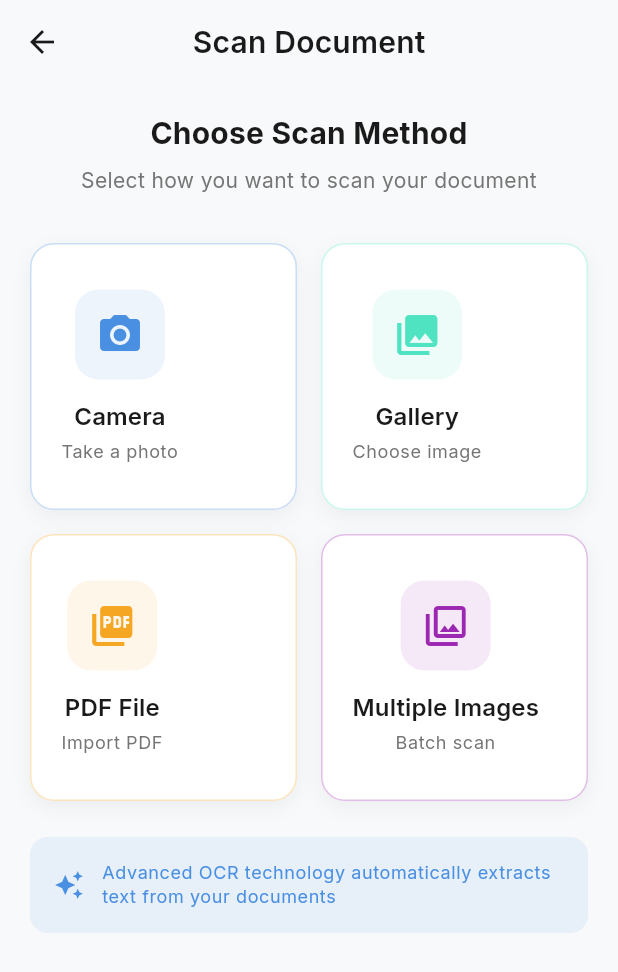
After one commit to Rohit-Chandra-007/flutter_ocr_app, a Flutter app: the ScanOptionsScreen screen opened directly, after a tap on "Multiple Images", on a phone screen of 412 x 824 dp. The commit adds this screen. Shown: the top 972 px of the screen. Run offline on Flutter 3.47's test engine with Material 3 defaults, Android fonts, the phone set to English and light mode, and no system bars; drawn by our look-alikes of flutter_animate; our stand-ins replace camera, file_picker, flutter_riverpod, google_fonts, image_picker, lottie and 3 more; missing offline and left inert: google_mlkit_text_recognition, pdfx; accounts and stored records are empty.

Commit message:
ui issue fixed

```diff
--- /dev/null
+++ b/lib/features/camera/screens/scan_options_screen.dart
@@ -0,0 +1,458 @@
+import 'package:flutter/material.dart';
+import 'package:flutter_riverpod/flutter_riverpod.dart';
+import 'package:flutter_animate/flutter_animate.dart';
+import 'package:image_picker/image_picker.dart';
+import 'package:file_picker/file_picker.dart';
+import 'dart:io';
+
+import '../../../app/theme/app_theme.dart';
+import '../../../core/models/scan_document.dart';
+import '../../../features/ocr/services/ocr_service.dart';
+import '../../../features/ocr/services/pdf_service.dart';
+import '../../scan_history/providers/scan_history_provider.dart';
+
+class ScanOptionsScreen extends ConsumerStatefulWidget {
+  const ScanOptionsScreen({super.key});
+
+  @override
+  ConsumerState<ScanOptionsScreen> createState() => _ScanOptionsScreenState();
+}
+
+class _ScanOptionsScreenState extends ConsumerState<ScanOptionsScreen> {
+  bool _isProcessing = false;
+  double _processingProgress = 0.0;
+
+  Future<void> _pickAndProcessImage(ImageSource source) async {
+    try {
+      setState(() => _isProcessing = true);
+
+      final ImagePicker picker = ImagePicker();
+      final XFile? image = await picker.pickImage(source: source);
+
+      if (image != null) {
+        await _processImageFile(image.path, [image.path]);
+      }
+    } catch (e) {
+      _showError('Failed to process image: ${e.toString()}');
+    } finally {
+      setState(() => _isProcessing = false);
+    }
+  }
+
+  Future<void> _pickAndProcessMultipleImages() async {
+    try {
+      setState(() => _isProcessing = true);
+
+      final result = await FilePicker.platform.pickFiles(
+        type: FileType.image,
+        allowMultiple: true,
+      );
+
+      if (result != null && result.files.isNotEmpty) {
+        final files = result.files.where((file) => file.path != null).toList();
+
+        if (files.isEmpty) {
+          _showError('No valid images selected');
+          return;
+        }
+
+        // Show processing dialog with progress
+        _showProcessingDialog(showProgress: true, customMessage: 'Processing ${files.length} images...');
+
+        String combinedText = '';
+        List<String> imagePaths = [];
+
+        for (int i = 0; i < files.length; i++) {
+          // Update progress
+          setState(() => _processingProgress = (i + 1) / files.length);
+
+          // Extract text from each image
+          final text = await OCRService.extractTextFromImage(files[i].path!);
+          if (text.isNotEmpty) {
+            combinedText += '--- Page ${i + 1} ---\n$text\n\n';
+          }
+          imagePaths.add(files[i].path!);
+        }
+
+        // Create document title from first few words or use default
+        String title = 'Multi-page Document (${files.length} pages)';
+        if (combinedText.isNotEmpty) {
+          final words = combinedText.split(' ').take(4).join(' ');
+          if (words.isNotEmpty) {
+            title = words.length > 30 ? '${words.substring(0, 30)}...' : words;
+          }
+        }
+
+        // Create scan document
+        final document = ScanDocument(
+          title: title,
+          extractedText: combinedText,
+          imagePaths: imagePaths,
+        );
+
+        // Save to database
+        await ref.read(scanHistoryProvider.notifier).addScanDocument(document);
+
+        // Close processing dialog
+        if (mounted) Navigator.of(context).pop();
+
+        // Show success and navigate back
+        _showSuccess('${files.length} images processed successfully!');
+
+        // Navigate back to home after a short delay
+        await Future.delayed(const Duration(milliseconds: 1500));
+        if (mounted) Navigator.of(context).pop();
+      }
+    } catch (e) {
+      if (mounted && _isProcessing) Navigator.of(context).pop();
+      _showError('Failed to process images: ${e.toString()}');
+    } finally {
+      setState(() => _isProcessing = false);
+    }
+  }
+
+  Future<void> _pickAndProcessPDF() async {
+    try {
+      setState(() => _isProcessing = true);
+
+      final result = await FilePicker.platform.pickFiles(
+        type: FileType.custom,
+        allowedExtensions: ['pdf'],
+      );
+
+      if (result != null && result.files.single.path != null) {
+        final file = File(result.files.single.path!);
+
+        // Show processing dialog with progress
+        _showProcessingDialog(showProgress: true, customMessage: 'Processing PDF...');
+
+        // Extract text from PDF with progress callback
+        final extractedText = await PDFService.extractTextFromPDF(
+          file,
+          (progress) {
+            setState(() => _processingProgress = progress);
+          },
+        );
+
+        // Create document title from filename or first few words
+        String title = result.files.single.name.replaceAll('.pdf', '');
+        if (extractedText.isNotEmpty) {
+          final words = extractedText.split(' ').take(4).join(' ');
+          if (words.isNotEmpty && words.length < title.length) {
+            title = words.length > 30 ? '${words.substring(0, 30)}...' : words;
+          }
+        }
+
+        // Create scan document
+        final document = ScanDocument(
+          title: title,
+          extractedText: extractedText,
+          imagePaths: [file.path],
+        );
+
+        // Save to database
+        await ref.read(scanHistoryProvider.notifier).addScanDocument(document);
+
+        // Close processing dialog
+        if (mounted) Navigator.of(context).pop();
+
+        // Show success and navigate back
+        _showSuccess('PDF processed successfully!');
+
+        // Navigate back to home after a short delay
+        await Future.delayed(const Duration(milliseconds: 1500));
+        if (mounted) Navigator.of(context).pop();
+      }
+    } catch (e) {
+      if (mounted && _isProcessing) Navigator.of(context).pop();
+      _showError('Failed to process PDF: ${e.toString()}');
+    } finally {
+      setState(() => _isProcessing = false);
+    }
+  }
+
+  Future<void> _processImageFile(String imagePath, List<String> imagePaths) async {
+    try {
+      _showProcessingDialog();
+
+      final extractedText = await OCRService.extractTextFromImage(imagePath);
+
+      String title = 'Scanned Document';
+      if (extractedText.isNotEmpty) {
+        final words = extractedText.split(' ').take(4).join(' ');
+        if (words.isNotEmpty) {
+          title = words.length > 30 ? '${words.substring(0, 30)}...' : words;
+        }
+      }
+
+      final document = ScanDocument(
+        title: title,
+        extractedText: extractedText,
+        imagePaths: imagePaths,
+      );
+
+      await ref.read(scanHistoryProvider.notifier).addScanDocument(document);
+
+      if (mounted) Navigator.of(context).pop();
+      _showSuccess('Document scanned successfully!');
+
+      await Future.delayed(const Duration(milliseconds: 1500));
+      if (mounted) Navigator.of(context).pop();
+    } catch (e) {
+      if (mounted) Navigator.of(context).pop();
+      _showError('Failed to process image: ${e.toString()}');
+    }
+  }
+
+  void _showProcessingDialog({bool showProgress = false, String? customMessage}) {
+    showDialog(
+      context: context,
+      barrierDismissible: false,
+      builder: (context) => AlertDialog(
+        content: Column(
+          mainAxisSize: MainAxisSize.min,
+          children: [
+            if (showProgress) ...[
+              CircularProgressIndicator(
+                value: _processingProgress > 0 ? _processingProgress : null,
+                backgroundColor: Colors.grey[300],
+                valueColor: const AlwaysStoppedAnimation<Color>(AppTheme.primaryBlue),
+              ),
+              const SizedBox(height: 16),
+              Text(
+                customMessage ?? 'Processing... ${(_processingProgress * 100).toInt()}%',
+                style: Theme.of(context).textTheme.bodyLarge,
+                textAlign: TextAlign.center,
+              ),
+            ] else ...[
+              const CircularProgressIndicator(),
+              const SizedBox(height: 16),
+              Text(
+                customMessage ?? 'Processing image...',
+                style: Theme.of(context).textTheme.bodyLarge,
+                textAlign: TextAlign.center,
+              ),
+            ],
+          ],
+        ),
+      ),
+    );
+  }
+
+  void _showError(String message) {
+    ScaffoldMessenger.of(context).showSnackBar(
+      SnackBar(
+        content: Text(message),
+        backgroundColor: Colors.red,
+        behavior: SnackBarBehavior.floating,
+      ),
+    );
+  }
+
+  void _showSuccess(String message) {
+    ScaffoldMessenger.of(context).showSnackBar(
+      SnackBar(
+        content: Text(message),
+        backgroundColor: Colors.green,
+        behavior: SnackBarBehavior.floating,
+      ),
+    );
+  }
+
+  @override
+  Widget build(BuildContext context) {
+    return Scaffold(
+      appBar: AppBar(
+        title: const Text('Scan Document'),
+        centerTitle: true,
+      ),
+      body: SafeArea(
+        child: SingleChildScrollView(
+          padding: const EdgeInsets.all(20.0),
+          child: Column(
+            children: [
+              // Header
+              Text(
+                'Choose Scan Method',
+                style: Theme.of(context).textTheme.headlineMedium?.copyWith(
+                  fontWeight: FontWeight.bold,
+                ),
+                textAlign: TextAlign.center,
+              ),
+              const SizedBox(height: 8),
+              Text(
+                'Select how you want to scan your document',
+                style: Theme.of(context).textTheme.bodyMedium?.copyWith(
+                  color: Colors.grey[600],
+                ),
+                textAlign: TextAlign.center,
+              ),
+
+              const SizedBox(height: 32),
+
+              // Scan options grid
+              GridView.count(
+                shrinkWrap: true,
+                physics: const NeverScrollableScrollPhysics(),
+                crossAxisCount: 2,
+                crossAxisSpacing: 16,
+                mainAxisSpacing: 16,
+                childAspectRatio: 1.0,
+                children: [
+                  // Camera option
+                  _buildScanOption(
+                    icon: Icons.camera_alt,
+                    title: 'Camera',
+                    subtitle: 'Take a photo',
+                    color: AppTheme.primaryBlue,
+                    onTap: _isProcessing
+                        ? null
+                        : () => _pickAndProcessImage(ImageSource.camera),
+                    delay: 0,
+                  ),
+
+                  // Gallery option
+                  _buildScanOption(
+                    icon: Icons.photo_library,
+                    title: 'Gallery',
+                    subtitle: 'Choose image',
+                    color: AppTheme.accentTeal,
+                    onTap: _isProcessing
+                        ? null
+                        : () => _pickAndProcessImage(ImageSource.gallery),
+                    delay: 100,
+                  ),
+
+                  // PDF option
+                  _buildScanOption(
+                    icon: Icons.picture_as_pdf,
+                    title: 'PDF File',
+                    subtitle: 'Import PDF',
+                    color: AppTheme.accentOrange,
+                    onTap: _isProcessing ? null : _pickAndProcessPDF,
+                    delay: 200,
+                  ),
+
+                  // Multiple images option - NOW IMPLEMENTED!
+                  _buildScanOption(
+                    icon: Icons.photo_library_outlined,
+                    title: 'Multiple Images',
+                    subtitle: 'Batch scan',
+                    color: Colors.purple,
+                    onTap: _isProcessing ? null : _pickAndProcessMultipleImages,
+                    delay: 300,
+                  ),
+                ],
+              ),
+
+              const SizedBox(height: 24),
+
+              // Footer info
+              Container(
+                padding: const EdgeInsets.all(16),
+                decoration: BoxDecoration(
+                  color: AppTheme.primaryBlue.withValues(alpha: 0.1),
+                  borderRadius: BorderRadius.circular(12),
+                ),
+                child: Row(
+                  children: [
+                    const Icon(
+                      Icons.auto_awesome,
+                      color: AppTheme.primaryBlue,
+                      size: 20,
+                    ),
+                    const SizedBox(width: 12),
+                    Expanded(
+                      child: Text(
+                        'Advanced OCR technology automatically extracts text from your documents',
+                        style: Theme.of(context).textTheme.bodySmall?.copyWith(
+                          color: AppTheme.primaryBlue,
+                        ),
+                      ),
+                    ),
+                  ],
+                ),
+              ).animate()
+               .fadeIn(delay: 600.ms)
+               .slideY(begin: 0.3, end: 0),
+            ],
+          ),
+        ),
+      ),
+    );
+  }
+
+  Widget _buildScanOption({
+    required IconData icon,
+    required String title,
+    required String subtitle,
+    required Color color,
+    required VoidCallback? onTap,
+    required int delay,
+  }) {
+    return GestureDetector(
+      onTap: onTap,
+      child: Container(
+        decoration: BoxDecoration(
+          color: Theme.of(context).cardColor,
+          borderRadius: BorderRadius.circular(16),
+          border: Border.all(
+            color: onTap != null ? color.withValues(alpha: 0.3) : Colors.grey.withValues(alpha: 0.3),
+            width: 1,
+          ),
+          boxShadow: [
+            BoxShadow(
+              color: Colors.black.withValues(alpha: 0.05),
+              blurRadius: 10,
+              offset: const Offset(0, 4),
+            ),
+          ],
+        ),
+        child: Stack(
+          children: [
+            Padding(
+              padding: const EdgeInsets.all(20),
+              child: Column(
+                mainAxisAlignment: MainAxisAlignment.center,
+                children: [
+                  Container(
+                    width: 60,
+                    height: 60,
+                    decoration: BoxDecoration(
+                      color: (onTap != null ? color : Colors.grey).withValues(alpha: 0.1),
+                      borderRadius: BorderRadius.circular(16),
+                    ),
+                    child: Icon(
+                      icon,
+                      size: 32,
+                      color: onTap != null ? color : Colors.grey,
+                    ),
+                  ),
+                  const SizedBox(height: 12),
+                  Text(
+                    title,
+                    style: Theme.of(context).textTheme.titleMedium?.copyWith(
+                      fontWeight: FontWeight.w600,
+                      color: onTap != null ? null : Colors.grey,
+                    ),
+                  ),
+                  const SizedBox(height: 4),
+                  Text(
+                    subtitle,
+                    style: Theme.of(context).textTheme.bodySmall?.copyWith(
+                      color: onTap != null ? Colors.grey[600] : Colors.grey,
+                    ),
+                    textAlign: TextAlign.center,
+                  ),
+                ],
+              ),
+            ),
+
+          ],
+        ),
+      ),
+    ).animate(delay: Duration(milliseconds: delay))
+     .fadeIn(duration: 400.ms)
+     .slideY(begin: 0.2, end: 0);
+  }
+}
--- a/lib/features/demo/demo_screen.dart
+++ b/lib/features/demo/demo_screen.dart
@@ -21,7 +21,6 @@ class DemoScreen extends ConsumerWidget {
               style: TextStyle(fontSize: 24, fontWeight: FontWeight.bold),
             ),
             const SizedBox(height: 32),
-
             ElevatedButton.icon(
               onPressed: () {
                 Navigator.of(context).push(
@@ -33,9 +32,7 @@ class DemoScreen extends ConsumerWidget {
               icon: const Icon(Icons.home),
               label: const Text('View Home Screen'),
             ),
-
             const SizedBox(height: 16),
-
             ElevatedButton.icon(
               onPressed: () async {
                 await ref.read(scanHistoryProvider.notifier).loadScanHistory();
@@ -48,9 +45,7 @@ class DemoScreen extends ConsumerWidget {
               icon: const Icon(Icons.refresh),
               label: const Text('Load Sample Data'),
             ),
-
             const SizedBox(height: 32),
-
             const Padding(
               padding: EdgeInsets.all(16.0),
               child: Text(
--- a/lib/features/scan_history/screens/home_screen.dart
+++ b/lib/features/scan_history/screens/home_screen.dart
@@ -8,7 +8,7 @@ import '../providers/scan_history_provider.dart';
 import '../widgets/scan_history_card.dart';
 import '../widgets/empty_history_state.dart';
 import '../widgets/search_bar.dart';
-import '../../camera/screens/simple_camera_screen.dart';
+import '../../camera/screens/scan_options_screen.dart';
 import '../../document_detail/screens/document_detail_screen.dart';
 
 class HomeScreen extends ConsumerStatefulWidget {
@@ -47,7 +47,7 @@ class _HomeScreenState extends ConsumerState<HomeScreen>
 
     Navigator.of(context).push(
       PageRouteBuilder(
-        pageBuilder: (context, animation, secondaryAnimation) => const SimpleCameraScreen(),
+        pageBuilder: (context, animation, secondaryAnimation) => const ScanOptionsScreen(),
         transitionsBuilder: (context, animation, secondaryAnimation, child) {
           return FadeTransition(
             opacity: animation,
```
Also changed, not shown: lib/features/camera/screens/simple_camera_screen.dart (+113 -8 lines), 2 other files.
